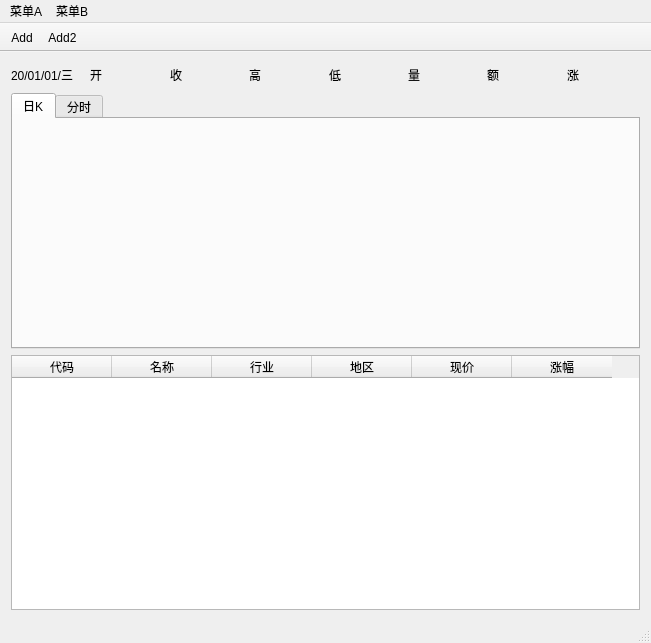
Before: the Qt Designer form mainwindow.ui in aralehuan/QtDemo, drawn with Qt 5.
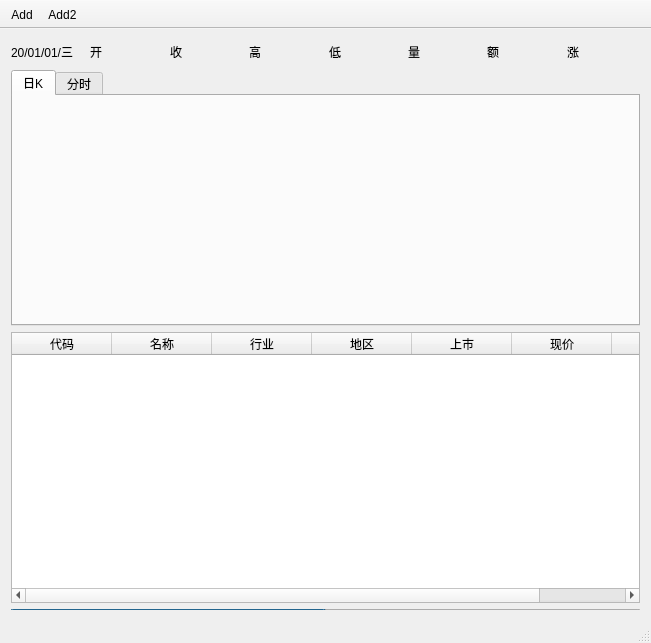
After: the same form once the commit is applied. Icons and pictures are not drawn. Custom widgets are drawn as their Qt base class.

What changed in the file:
```diff
--- a/mainwindow.ui
+++ b/mainwindow.ui
@@ -14,8 +14,74 @@
    <string>MainWindow</string>
   </property>
   <widget class="QWidget" name="centralWidget">
-   <layout class="QGridLayout" name="gridLayout_3">
-    <item row="1" column="0">
+   <layout class="QVBoxLayout" name="verticalLayout">
+    <item>
+     <layout class="QHBoxLayout" name="horizontalLayout">
+      <item>
+       <widget class="QLabel" name="lbDate">
+        <property name="minimumSize">
+         <size>
+          <width>0</width>
+          <height>24</height>
+         </size>
+        </property>
+        <property name="text">
+         <string>20/01/01/三</string>
+        </property>
+       </widget>
+      </item>
+      <item>
+       <widget class="QLabel" name="lbOpen">
+        <property name="text">
+         <string>开</string>
+        </property>
+       </widget>
+      </item>
+      <item>
+       <widget class="QLabel" name="lbClose">
+        <property name="text">
+         <string>收</string>
+        </property>
+       </widget>
+      </item>
+      <item>
+       <widget class="QLabel" name="lbHigh">
+        <property name="text">
+         <string>高</string>
+        </property>
+       </widget>
+      </item>
+      <item>
+       <widget class="QLabel" name="lbLow">
+        <property name="text">
+         <string>低</string>
+        </property>
+       </widget>
+      </item>
+      <item>
+       <widget class="QLabel" name="lbVolume">
+        <property name="text">
+         <string>量</string>
+        </property>
+       </widget>
+      </item>
+      <item>
+       <widget class="QLabel" name="lbAmount">
+        <property name="text">
+         <string>额</string>
+        </property>
+       </widget>
+      </item>
+      <item>
+       <widget class="QLabel" name="lbChg">
+        <property name="text">
+         <string>涨 </string>
+        </property>
+       </widget>
+      </item>
+     </layout>
+    </item>
+    <item>
      <layout class="QGridLayout" name="gridLayout_2">
       <property name="sizeConstraint">
        <enum>QLayout::SetDefaultConstraint</enum>
@@ -93,73 +159,7 @@
       </item>
      </layout>
     </item>
-    <item row="0" column="0">
-     <layout class="QHBoxLayout" name="horizontalLayout">
-      <item>
-       <widget class="QLabel" name="lbDate">
-        <property name="minimumSize">
-         <size>
-          <width>0</width>
-          <height>24</height>
-         </size>
-        </property>
-        <property name="text">
-         <string>20/01/01/三</string>
-        </property>
-       </widget>
-      </item>
-      <item>
-       <widget class="QLabel" name="lbOpen">
-        <property name="text">
-         <string>开</string>
-        </property>
-       </widget>
-      </item>
-      <item>
-       <widget class="QLabel" name="lbClose">
-        <property name="text">
-         <string>收</string>
-        </property>
-       </widget>
-      </item>
-      <item>
-       <widget class="QLabel" name="lbHigh">
-        <property name="text">
-         <string>高</string>
-        </property>
-       </widget>
-      </item>
-      <item>
-       <widget class="QLabel" name="lbLow">
-        <property name="text">
-         <string>低</string>
-        </property>
-       </widget>
-      </item>
-      <item>
-       <widget class="QLabel" name="lbVolume">
-        <property name="text">
-         <string>量</string>
-        </property>
-       </widget>
-      </item>
-      <item>
-       <widget class="QLabel" name="lbAmount">
-        <property name="text">
-         <string>额</string>
-        </property>
-       </widget>
-      </item>
-      <item>
-       <widget class="QLabel" name="lbChg">
-        <property name="text">
-         <string>涨 </string>
-        </property>
-       </widget>
-      </item>
-     </layout>
-    </item>
-    <item row="2" column="0">
+    <item>
      <widget class="QTableWidget" name="stockTable">
       <column>
        <property name="text">
@@ -181,6 +181,11 @@
         <string>地区</string>
        </property>
       </column>
+      <column>
+       <property name="text">
+        <string>上市</string>
+       </property>
+      </column>
       <column>
        <property name="text">
         <string>现价</string>
@@ -193,32 +198,24 @@
       </column>
      </widget>
     </item>
+    <item>
+     <widget class="QProgressBar" name="progressBar">
+      <property name="maximumSize">
+       <size>
+        <width>16777215</width>
+        <height>1</height>
+       </size>
+      </property>
+      <property name="value">
+       <number>50</number>
+      </property>
+      <property name="textVisible">
+       <bool>false</bool>
+      </property>
+     </widget>
+    </item>
    </layout>
   </widget>
-  <widget class="QMenuBar" name="menuBar">
-   <property name="geometry">
-    <rect>
-     <x>0</x>
-     <y>0</y>
-     <width>651</width>
-     <height>23</height>
-    </rect>
-   </property>
-   <widget class="QMenu" name="menu_A">
-    <property name="title">
-     <string>菜单A</string>
-    </property>
-    <addaction name="actionmenu1"/>
-    <addaction name="actionmenu2"/>
-   </widget>
-   <widget class="QMenu" name="menu_B">
-    <property name="title">
-     <string>菜单B</string>
-    </property>
-   </widget>
-   <addaction name="menu_A"/>
-   <addaction name="menu_B"/>
-  </widget>
   <widget class="QStatusBar" name="statusBar"/>
   <widget class="QToolBar" name="toolBar">
    <property name="windowTitle">
@@ -236,23 +233,10 @@
    <attribute name="toolBarBreak">
     <bool>false</bool>
    </attribute>
-   <addaction name="actionAdd"/>
-   <addaction name="actionAdd2"/>
+   <addaction name="toolSync"/>
+   <addaction name="toolAnalyse"/>
   </widget>
-  <action name="actionmenu1">
-   <property name="text">
-    <string>刷新</string>
-   </property>
-   <property name="toolTip">
-    <string>Refresh</string>
-   </property>
-  </action>
-  <action name="actionmenu2">
-   <property name="text">
-    <string>menu2</string>
-   </property>
-  </action>
-  <action name="actionAdd">
+  <action name="toolSync">
    <property name="icon">
     <iconset resource="qtdemo.qrc">
      <normaloff>:/toolbar/Res/360AntiVirus_32.png</normaloff>
@@ -261,8 +245,11 @@
    <property name="text">
     <string>Add</string>
    </property>
+   <property name="toolTip">
+    <string>同步历史数据</string>
+   </property>
   </action>
-  <action name="actionAdd2">
+  <action name="toolAnalyse">
    <property name="icon">
     <iconset resource="qtdemo.qrc">
      <normaloff>:/toolbar/Res/360EntAdmin_32.png</normaloff>
@@ -271,6 +258,9 @@
    <property name="text">
     <string>Add2</string>
    </property>
+   <property name="toolTip">
+    <string>分析</string>
+   </property>
   </action>
  </widget>
  <layoutdefault spacing="6" margin="11"/>
```
